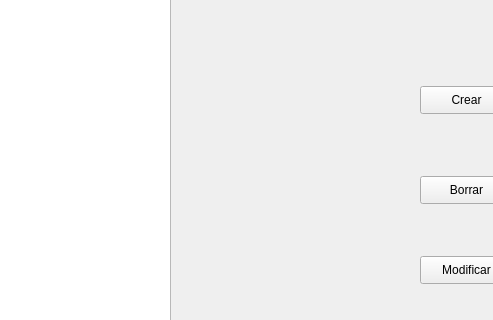
Old version of the form TFGapp/TFGapp/gradosMain.ui in the repository tfgapp/tfg; both pictures show x 250 to 743 and y 164 to 484 of the 987 by 736 pixel window.
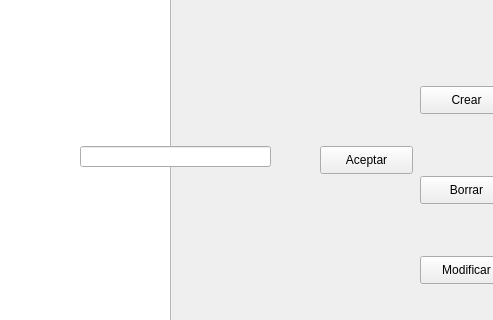
New version of the form.

What changed in the file:
```diff
--- a/TFGapp/TFGapp/gradosMain.ui
+++ b/TFGapp/TFGapp/gradosMain.ui
@@ -62,6 +62,29 @@
     <string>Modificar</string>
    </property>
   </widget>
+  <widget class="QPushButton" name="botonAceptar">
+   <property name="geometry">
+    <rect>
+     <x>570</x>
+     <y>310</y>
+     <width>93</width>
+     <height>28</height>
+    </rect>
+   </property>
+   <property name="text">
+    <string>Aceptar</string>
+   </property>
+  </widget>
+  <widget class="QLineEdit" name="introducirTexto">
+   <property name="geometry">
+    <rect>
+     <x>330</x>
+     <y>310</y>
+     <width>191</width>
+     <height>21</height>
+    </rect>
+   </property>
+  </widget>
  </widget>
  <layoutdefault spacing="6" margin="11"/>
  <resources/>
```
Left out of the diff: 21 changed lines with no effect on the pictures.
